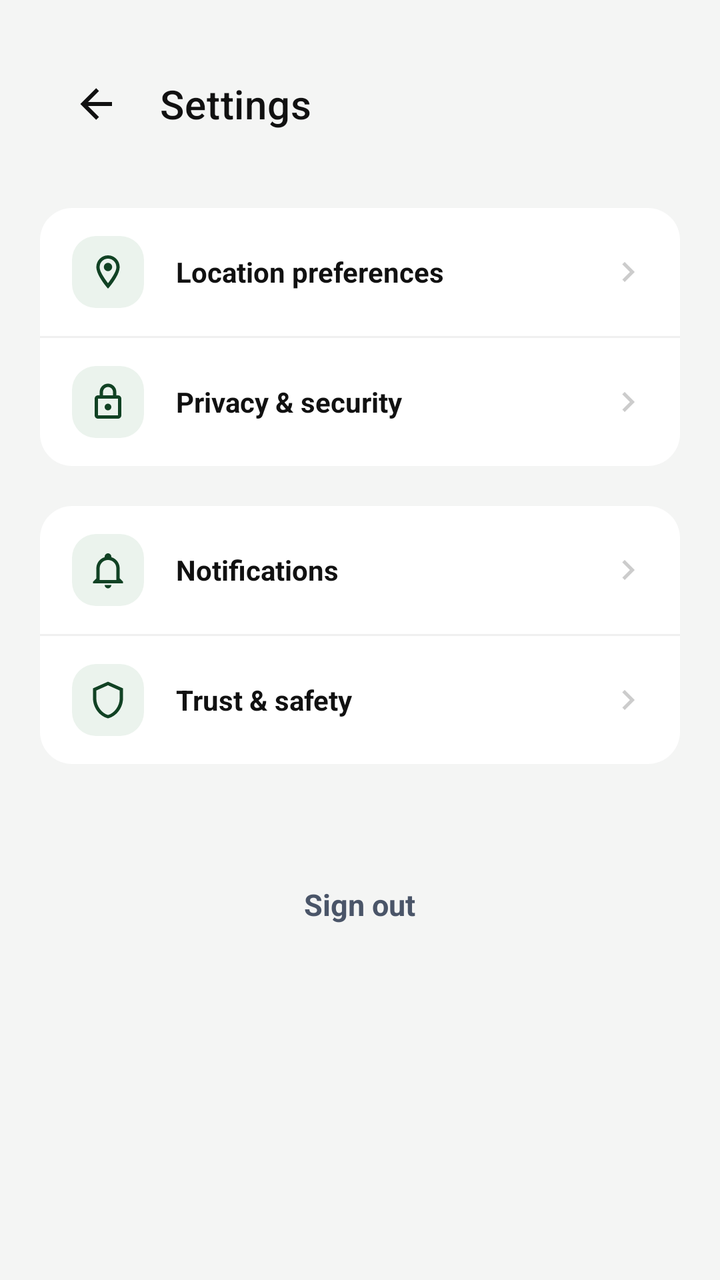
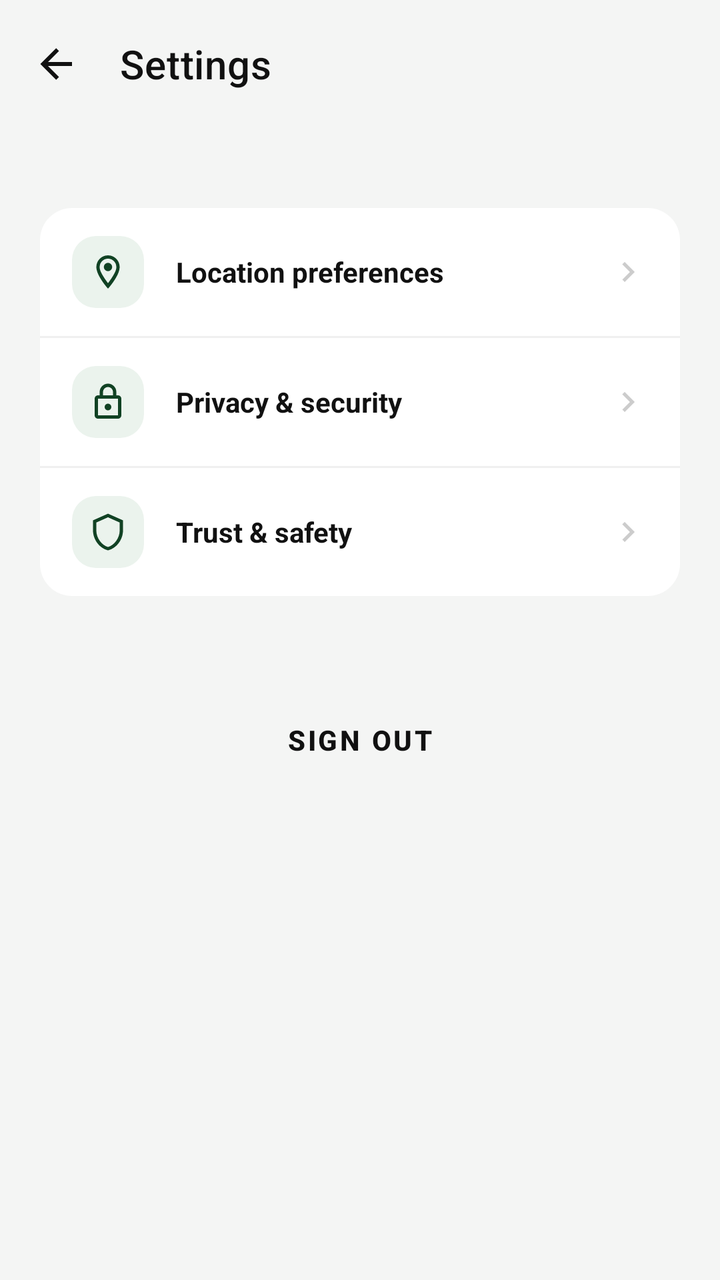

Compare the two renders of this Android layout. The source of the first and the diff that turns it into the second are given below.
<!-- AndroidManifest.xml: application theme Theme.GeoConnect -->
<!-- res/layout/activity_settings.xml -->
<?xml version="1.0" encoding="utf-8"?>
<androidx.constraintlayout.widget.ConstraintLayout xmlns:android="http://schemas.android.com/apk/res/android"
    xmlns:app="http://schemas.android.com/apk/res-auto"
    android:layout_width="match_parent"
    android:layout_height="match_parent"
    android:background="#F4F5F4"
    android:padding="20dp">

    <com.google.android.material.appbar.MaterialToolbar
        android:id="@+id/toolbar"
        android:layout_width="0dp"
        android:layout_height="?attr/actionBarSize"
        android:background="@android:color/transparent"
        app:title="Settings"
        app:titleTextColor="#111111"
        app:titleTextAppearance="@style/TextAppearance.MaterialComponents.Headline6"
        app:navigationIcon="@drawable/ic_arrow_back"
        app:navigationIconTint="#111111"
        app:layout_constraintStart_toStartOf="parent"
        app:layout_constraintEnd_toEndOf="parent"
        app:layout_constraintTop_toTopOf="parent" />

    <ScrollView
        android:layout_width="match_parent"
        android:layout_height="0dp"
        android:layout_marginTop="20dp"
        android:fillViewport="true"
        app:layout_constraintBottom_toBottomOf="parent"
        app:layout_constraintTop_toBottomOf="@id/toolbar">

        <LinearLayout
            android:layout_width="match_parent"
            android:layout_height="wrap_content"
            android:orientation="vertical">

            <LinearLayout
                android:layout_width="match_parent"
                android:layout_height="wrap_content"
                android:orientation="vertical">


                <LinearLayout
                    android:id="@+id/rowLocationPreferences"
                    android:layout_width="match_parent"
                    android:layout_height="64dp"
                    android:background="@drawable/bg_settings_group_top"
                    android:clickable="true"
                    android:focusable="true"
                    android:gravity="center_vertical"
                    android:orientation="horizontal"
                    android:paddingHorizontal="16dp">

                    <ImageView
                        android:layout_width="36dp"
                        android:layout_height="36dp"
                        android:background="@drawable/bg_icon_container"
                        android:contentDescription="Location Icon"
                        android:padding="8dp"
                        android:src="@drawable/ic_location"
                        app:tint="#114224" />

                    <TextView
                        android:layout_width="0dp"
                        android:layout_height="wrap_content"
                        android:layout_marginStart="16dp"
                        android:layout_weight="1"
                        android:text="Location preferences"
                        android:textColor="#111111"
                        android:textSize="14sp"
                        android:textStyle="bold" />

                    <ImageView
                        android:layout_width="20dp"
                        android:layout_height="20dp"
                        android:contentDescription="Chevron"
                        android:src="@drawable/ic_chevron_right"
                        app:tint="#CCCCCC" />
                </LinearLayout>

                
                <View
                    android:layout_width="match_parent"
                    android:layout_height="1dp"
                    android:background="#F0F0F0" />

                <LinearLayout
                    android:id="@+id/rowPrivacySecurity"
                    android:layout_width="match_parent"
                    android:layout_height="64dp"
                    android:background="@drawable/bg_settings_group_bottom"
                    android:clickable="true"
                    android:focusable="true"
                    android:gravity="center_vertical"
                    android:orientation="horizontal"
                    android:paddingHorizontal="16dp">

                    <ImageView
                        android:layout_width="36dp"
                        android:layout_height="36dp"
                        android:background="@drawable/bg_icon_container"
                        android:contentDescription="Privacy Icon"
                        android:padding="8dp"
                        android:src="@drawable/ic_lock"
                        app:tint="#114224" />

                    <TextView
                        android:layout_width="0dp"
                        android:layout_height="wrap_content"
                        android:layout_marginStart="16dp"
                        android:layout_weight="1"
                        android:text="Privacy &amp; security"
                        android:textColor="#111111"
                        android:textSize="14sp"
                        android:textStyle="bold" />

                    <ImageView
                        android:layout_width="20dp"
                        android:layout_height="20dp"
                        android:contentDescription="Chevron"
                        android:src="@drawable/ic_chevron_right"
                        app:tint="#CCCCCC" />
                </LinearLayout>
            </LinearLayout>

            <LinearLayout
                android:layout_width="match_parent"
                android:layout_height="wrap_content"
                android:layout_marginTop="20dp"
                android:orientation="vertical">

                <LinearLayout
                    android:id="@+id/rowNotifications"
                    android:layout_width="match_parent"
                    android:layout_height="64dp"
                    android:background="@drawable/bg_settings_group_top"
                    android:clickable="true"
                    android:focusable="true"
                    android:gravity="center_vertical"
                    android:orientation="horizontal"
                    android:paddingHorizontal="16dp">

                    <ImageView
                        android:layout_width="36dp"
                        android:layout_height="36dp"
                        android:background="@drawable/bg_icon_container"
                        android:contentDescription="Notification Icon"
                        android:padding="8dp"
                        android:src="@drawable/ic_notification"
                        app:tint="#114224" />

                    <TextView
                        android:layout_width="0dp"
                        android:layout_height="wrap_content"
                        android:layout_marginStart="16dp"
                        android:layout_weight="1"
                        android:text="Notifications"
                        android:textColor="#111111"
                        android:textSize="14sp"
                        android:textStyle="bold" />

                    <ImageView
                        android:layout_width="20dp"
                        android:layout_height="20dp"
                        android:contentDescription="Chevron"
                        android:src="@drawable/ic_chevron_right"
                        app:tint="#CCCCCC" />
                </LinearLayout>

                
                <View
                    android:layout_width="match_parent"
                    android:layout_height="1dp"
                    android:background="#F0F0F0" />

                <LinearLayout
                    android:id="@+id/rowTrustSafety"
                    android:layout_width="match_parent"
                    android:layout_height="64dp"
                    android:background="@drawable/bg_settings_group_bottom"
                    android:clickable="true"
                    android:focusable="true"
                    android:gravity="center_vertical"
                    android:orientation="horizontal"
                    android:paddingHorizontal="16dp">

                    <ImageView
                        android:layout_width="36dp"
                        android:layout_height="36dp"
                        android:background="@drawable/bg_icon_container"
                        android:contentDescription="Trust Icon"
                        android:padding="8dp"
                        android:src="@drawable/ic_shield"
                        app:tint="#114224" />

                    <TextView
                        android:layout_width="0dp"
                        android:layout_height="wrap_content"
                        android:layout_marginStart="16dp"
                        android:layout_weight="1"
                        android:text="Trust &amp; safety"
                        android:textColor="#111111"
                        android:textSize="14sp"
                        android:textStyle="bold" />

                    <ImageView
                        android:layout_width="20dp"
                        android:layout_height="20dp"
                        android:contentDescription="Chevron"
                        android:src="@drawable/ic_chevron_right"
                        app:tint="#CCCCCC" />
                </LinearLayout>
            </LinearLayout>

            <TextView
                android:id="@+id/btnSignOut"
                android:layout_width="wrap_content"
                android:layout_height="wrap_content"
                android:layout_gravity="center_horizontal"
                android:layout_marginTop="48dp"
                android:layout_marginBottom="24dp"
                android:clickable="true"
                android:focusable="true"
                android:padding="12dp"
                android:text="Sign out"
                android:textColor="#4A5568"
                android:textSize="15sp"
                android:textStyle="bold" />

        </LinearLayout>
    </ScrollView>

</androidx.constraintlayout.widget.ConstraintLayout>
<!-- resources referenced by this layout -->
<resources>
  <!-- drawable bg_icon_container (drawable) -->
  <?xml version="1.0" encoding="utf-8"?>
  <shape xmlns:android="http://schemas.android.com/apk/res/android"
      android:shape="rectangle">
      <solid android:color="#EBF3ED" />
      <corners android:radius="12dp" />
  </shape>
  <!-- drawable bg_settings_group_bottom (drawable) -->
  <?xml version="1.0" encoding="utf-8"?>
  <shape xmlns:android="http://schemas.android.com/apk/res/android"
      android:shape="rectangle">
      <solid android:color="#FFFFFF" />
      <corners
          android:topLeftRadius="0dp"
          android:topRightRadius="0dp"
          android:bottomLeftRadius="16dp"
          android:bottomRightRadius="16dp" />
  </shape>
  <!-- drawable bg_settings_group_top (drawable) -->
  <?xml version="1.0" encoding="utf-8"?>
  <shape xmlns:android="http://schemas.android.com/apk/res/android"
      android:shape="rectangle">
      <solid android:color="#FFFFFF" />
      <corners
          android:topLeftRadius="16dp"
          android:topRightRadius="16dp"
          android:bottomLeftRadius="0dp"
          android:bottomRightRadius="0dp" />
  </shape>
  <!-- drawable ic_arrow_back (drawable) -->
  <vector xmlns:android="http://schemas.android.com/apk/res/android" android:height="24dp" android:width="24dp" android:viewportWidth="24" android:viewportHeight="24">
      <path android:fillColor="#000000" android:pathData="M20,11V13H8L13.5,18.5L12.08,19.92L4.16,12L12.08,4.08L13.5,5.5L8,11H20Z"/>
  </vector>
  <!-- drawable ic_chevron_right (drawable) -->
  <vector xmlns:android="http://schemas.android.com/apk/res/android" android:height="24dp" android:width="24dp" android:viewportWidth="24" android:viewportHeight="24">
      <path android:fillColor="#000000" android:pathData="M8.59,16.58L13.17,12L8.59,7.41L10,6L16,12L10,18L8.59,16.58Z"/>
  </vector>
  <!-- drawable ic_location (drawable) -->
  <vector xmlns:android="http://schemas.android.com/apk/res/android" android:height="24dp" android:width="24dp" android:viewportWidth="24" android:viewportHeight="24">
      <path android:fillColor="#000000" android:pathData="M12,6.5A2.5,2.5 0 0,1 14.5,9A2.5,2.5 0 0,1 12,11.5A2.5,2.5 0 0,1 9.5,9A2.5,2.5 0 0,1 12,6.5M12,2A7,7 0 0,1 19,9C19,14.25 12,22 12,22C12,22 5,14.25 5,9A7,7 0 0,1 12,2M12,4A5,5 0 0,0 7,9C7,10 7,12 12,18.71C17,12 17,10 17,9A5,5 0 0,0 12,4Z"/>
  </vector>
  <!-- drawable ic_lock (drawable) -->
  <vector xmlns:android="http://schemas.android.com/apk/res/android" android:height="24dp" android:width="24dp" android:viewportWidth="24" android:viewportHeight="24">
      <path android:fillColor="#000000" android:pathData="M12,17C10.89,17 10,16.1 10,15C10,13.89 10.89,13 12,13A2,2 0 0,1 14,15A2,2 0 0,1 12,17M18,20V10H6V20H18M18,8A2,2 0 0,1 20,10V20A2,2 0 0,1 18,22H6C4.89,22 4,21.1 4,20V10C4,8.89 4.89,8 6,8H7V6A5,5 0 0,1 12,1A5,5 0 0,1 17,6V8H18M12,3A3,3 0 0,0 9,6V8H15V6A3,3 0 0,0 12,3Z"/>
  </vector>
  <!-- drawable ic_notification (drawable) -->
  <vector xmlns:android="http://schemas.android.com/apk/res/android" android:height="24dp" android:width="24dp" android:viewportWidth="24" android:viewportHeight="24">
      <path android:fillColor="#000000" android:pathData="M10 21H14C14 22.1 13.1 23 12 23S10 22.1 10 21M21 19V20H3V19L5 17V11C5 7.9 7 5.2 10 4.3V4C10 2.9 10.9 2 12 2S14 2.9 14 4V4.3C17 5.2 19 7.9 19 11V17L21 19M17 11C17 8.2 14.8 6 12 6S7 8.2 7 11V18H17V11Z"/>
  </vector>
  <!-- drawable ic_shield (drawable) -->
  <vector xmlns:android="http://schemas.android.com/apk/res/android"
      android:height="24dp"
      android:width="24dp"
      android:viewportWidth="24"
      android:viewportHeight="24">
      <path android:fillColor="#000000"
          android:pathData="M21,11C21,16.55 17.16,21.74 12,23C6.84,21.74 3,16.55 3,11V5L12,1L21,5V11M12,21C15.75,20 19,15.54 19,11.22V6.3L12,3.18L5,6.3V11.22C5,15.54 8.25,20 12,21Z"/>
  </vector>
  <style name="Theme.GeoConnect" parent="Base.Theme.GeoConnect" />
  <style name="Base.Theme.GeoConnect" parent="Theme.Material3.DayNight.NoActionBar">
          
          
      </style>
</resources>

<!-- the commit's change to res/layout/activity_settings.xml (unified diff, before → after) -->
@@ -3,8 +3,7 @@
     xmlns:app="http://schemas.android.com/apk/res-auto"
     android:layout_width="match_parent"
     android:layout_height="match_parent"
-    android:background="#F4F5F4"
-    android:padding="20dp">
+    android:background="#F4F5F4">
 
     <com.google.android.material.appbar.MaterialToolbar
         android:id="@+id/toolbar"
@@ -24,6 +23,7 @@
         android:layout_width="match_parent"
         android:layout_height="0dp"
         android:layout_marginTop="20dp"
+        android:padding="20dp"
         android:fillViewport="true"
         app:layout_constraintBottom_toBottomOf="parent"
         app:layout_constraintTop_toBottomOf="@id/toolbar">
@@ -87,7 +87,7 @@
                     android:id="@+id/rowPrivacySecurity"
                     android:layout_width="match_parent"
                     android:layout_height="64dp"
-                    android:background="@drawable/bg_settings_group_bottom"
+                    android:background="@drawable/bg_settings_group_middle"
                     android:clickable="true"
                     android:focusable="true"
                     android:gravity="center_vertical"
@@ -120,53 +120,7 @@
                         android:src="@drawable/ic_chevron_right"
                         app:tint="#CCCCCC" />
                 </LinearLayout>
-            </LinearLayout>
 
-            <LinearLayout
-                android:layout_width="match_parent"
-                android:layout_height="wrap_content"
-                android:layout_marginTop="20dp"
-                android:orientation="vertical">
-
-                <LinearLayout
-                    android:id="@+id/rowNotifications"
-                    android:layout_width="match_parent"
-                    android:layout_height="64dp"
-                    android:background="@drawable/bg_settings_group_top"
-                    android:clickable="true"
-                    android:focusable="true"
-                    android:gravity="center_vertical"
-                    android:orientation="horizontal"
-                    android:paddingHorizontal="16dp">
-
-                    <ImageView
-                        android:layout_width="36dp"
-                        android:layout_height="36dp"
-                        android:background="@drawable/bg_icon_container"
-                        android:contentDescription="Notification Icon"
-                        android:padding="8dp"
-                        android:src="@drawable/ic_notification"
-                        app:tint="#114224" />
-
-                    <TextView
-                        android:layout_width="0dp"
-                        android:layout_height="wrap_content"
-                        android:layout_marginStart="16dp"
-                        android:layout_weight="1"
-                        android:text="Notifications"
-                        android:textColor="#111111"
-                        android:textSize="14sp"
-                        android:textStyle="bold" />
-
-                    <ImageView
-                        android:layout_width="20dp"
-                        android:layout_height="20dp"
-                        android:contentDescription="Chevron"
-                        android:src="@drawable/ic_chevron_right"
-                        app:tint="#CCCCCC" />
-                </LinearLayout>
-
-                
                 <View
                     android:layout_width="match_parent"
                     android:layout_height="1dp"
@@ -211,22 +165,18 @@
                 </LinearLayout>
             </LinearLayout>
 
-            <TextView
+            <com.google.android.material.button.MaterialButton
+                style="@style/Widget.MaterialComponents.Button.TextButton"
                 android:id="@+id/btnSignOut"
                 android:layout_width="wrap_content"
                 android:layout_height="wrap_content"
                 android:layout_gravity="center_horizontal"
                 android:layout_marginTop="48dp"
                 android:layout_marginBottom="24dp"
-                android:clickable="true"
-                android:focusable="true"
-                android:padding="12dp"
                 android:text="Sign out"
-                android:textColor="#4A5568"
-                android:textSize="15sp"
+                android:textColor="#111111"
+                android:textSize="14sp"
                 android:textStyle="bold" />
-
         </LinearLayout>
     </ScrollView>
-
 </androidx.constraintlayout.widget.ConstraintLayout>
<!-- resource entries referenced after the edit -->
@@ -17,6 +17,17 @@
           android:topRightRadius="0dp"
           android:bottomLeftRadius="16dp"
           android:bottomRightRadius="16dp" />
+  </shape>
+  <!-- drawable bg_settings_group_middle (drawable) -->
+  <?xml version="1.0" encoding="utf-8"?>
+  <shape xmlns:android="http://schemas.android.com/apk/res/android"
+      android:shape="rectangle">
+      <solid android:color="#FFFFFF" />
+      <corners
+          android:topLeftRadius="0dp"
+          android:topRightRadius="0dp"
+          android:bottomLeftRadius="0dp"
+          android:bottomRightRadius="0dp" />
   </shape>
   <!-- drawable bg_settings_group_top (drawable) -->
   <?xml version="1.0" encoding="utf-8"?>
@@ -45,10 +56,6 @@
   <vector xmlns:android="http://schemas.android.com/apk/res/android" android:height="24dp" android:width="24dp" android:viewportWidth="24" android:viewportHeight="24">
       <path android:fillColor="#000000" android:pathData="M12,17C10.89,17 10,16.1 10,15C10,13.89 10.89,13 12,13A2,2 0 0,1 14,15A2,2 0 0,1 12,17M18,20V10H6V20H18M18,8A2,2 0 0,1 20,10V20A2,2 0 0,1 18,22H6C4.89,22 4,21.1 4,20V10C4,8.89 4.89,8 6,8H7V6A5,5 0 0,1 12,1A5,5 0 0,1 17,6V8H18M12,3A3,3 0 0,0 9,6V8H15V6A3,3 0 0,0 12,3Z"/>
   </vector>
-  <!-- drawable ic_notification (drawable) -->
-  <vector xmlns:android="http://schemas.android.com/apk/res/android" android:height="24dp" android:width="24dp" android:viewportWidth="24" android:viewportHeight="24">
-      <path android:fillColor="#000000" android:pathData="M10 21H14C14 22.1 13.1 23 12 23S10 22.1 10 21M21 19V20H3V19L5 17V11C5 7.9 7 5.2 10 4.3V4C10 2.9 10.9 2 12 2S14 2.9 14 4V4.3C17 5.2 19 7.9 19 11V17L21 19M17 11C17 8.2 14.8 6 12 6S7 8.2 7 11V18H17V11Z"/>
-  </vector>
   <!-- drawable ic_shield (drawable) -->
   <vector xmlns:android="http://schemas.android.com/apk/res/android"
       android:height="24dp"
